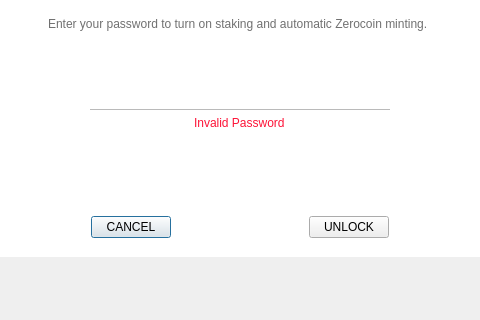
First picture: the form in src/qt/veil/forms/unlockpassworddialog.ui, repository Veil-Project/veil, before the edit; both pictures show x 131 to 611 and y 206 to 526 of the 743 by 526 pixel window.
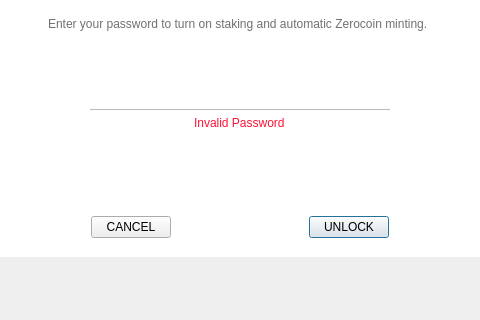
Second picture: the form after the edit.

Commit message: Enable return/enter on unlock screen

Diff of the .ui file:
```diff
--- a/src/qt/veil/forms/unlockpassworddialog.ui
+++ b/src/qt/veil/forms/unlockpassworddialog.ui
@@ -236,6 +236,9 @@
              <property name="text">
               <string>UNLOCK</string>
              </property>
+             <property name="default">
+              <bool>true</bool>
+             </property>
             </widget>
            </item>
            <item>
```
